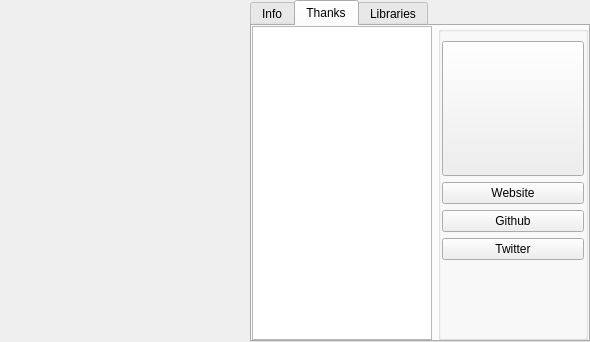
Before: the Qt Designer form xaboutwidget.ui in horsicq/XAboutWidget, drawn with Qt 5.
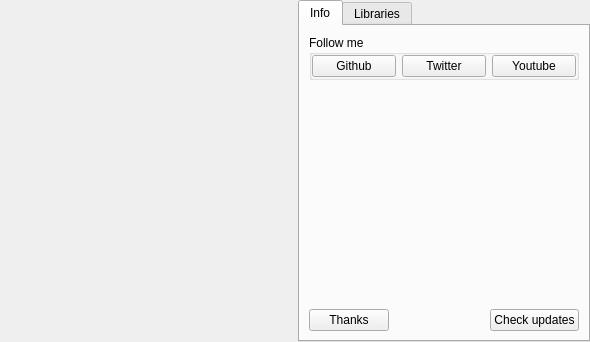
After: the same form once the commit is applied. The open tabs and pages were chosen to show the change.

```diff
--- a/xaboutwidget.ui
+++ b/xaboutwidget.ui
@@ -124,6 +124,13 @@
        </item>
        <item>
         <layout class="QHBoxLayout" name="horizontalLayout_2">
+         <item>
+          <widget class="QPushButton" name="pushButtonThanks">
+           <property name="text">
+            <string>Thanks</string>
+           </property>
+          </widget>
+         </item>
          <item>
           <widget class="QLabel" name="labelDate">
            <property name="sizePolicy">
@@ -151,127 +158,6 @@
        </item>
       </layout>
      </widget>
-     <widget class="QWidget" name="tabThanks">
-      <attribute name="title">
-       <string>Thanks</string>
-      </attribute>
-      <layout class="QHBoxLayout" name="horizontalLayout_3">
-       <property name="leftMargin">
-        <number>0</number>
-       </property>
-       <property name="topMargin">
-        <number>0</number>
-       </property>
-       <property name="rightMargin">
-        <number>0</number>
-       </property>
-       <property name="bottomMargin">
-        <number>0</number>
-       </property>
-       <item>
-        <widget class="QListWidget" name="listWidgetThanks">
-         <property name="sizePolicy">
-          <sizepolicy hsizetype="Preferred" vsizetype="Preferred">
-           <horstretch>0</horstretch>
-           <verstretch>0</verstretch>
-          </sizepolicy>
-         </property>
-         <property name="maximumSize">
-          <size>
-           <width>180</width>
-           <height>16777215</height>
-          </size>
-         </property>
-        </widget>
-       </item>
-       <item>
-        <widget class="QGroupBox" name="groupBoxThanks">
-         <property name="minimumSize">
-          <size>
-           <width>150</width>
-           <height>0</height>
-          </size>
-         </property>
-         <property name="maximumSize">
-          <size>
-           <width>150</width>
-           <height>16777215</height>
-          </size>
-         </property>
-         <property name="title">
-          <string/>
-         </property>
-         <layout class="QVBoxLayout" name="verticalLayout_3">
-          <property name="leftMargin">
-           <number>1</number>
-          </property>
-          <property name="topMargin">
-           <number>9</number>
-          </property>
-          <property name="rightMargin">
-           <number>1</number>
-          </property>
-          <property name="bottomMargin">
-           <number>1</number>
-          </property>
-          <item>
-           <widget class="QToolButton" name="toolButtonAvatar">
-            <property name="sizePolicy">
-             <sizepolicy hsizetype="Expanding" vsizetype="Expanding">
-              <horstretch>0</horstretch>
-              <verstretch>0</verstretch>
-             </sizepolicy>
-            </property>
-            <property name="text">
-             <string notr="true"/>
-            </property>
-            <property name="iconSize">
-             <size>
-              <width>128</width>
-              <height>128</height>
-             </size>
-            </property>
-           </widget>
-          </item>
-          <item>
-           <widget class="QPushButton" name="pushButtonWebsite">
-            <property name="text">
-             <string>Website</string>
-            </property>
-           </widget>
-          </item>
-          <item>
-           <widget class="QPushButton" name="pushButtonGithub">
-            <property name="text">
-             <string notr="true">Github</string>
-            </property>
-           </widget>
-          </item>
-          <item>
-           <widget class="QPushButton" name="pushButtonTwitter">
-            <property name="text">
-             <string notr="true">Twitter</string>
-            </property>
-           </widget>
-          </item>
-          <item>
-           <spacer name="verticalSpacer">
-            <property name="orientation">
-             <enum>Qt::Vertical</enum>
-            </property>
-            <property name="sizeHint" stdset="0">
-             <size>
-              <width>20</width>
-              <height>40</height>
-             </size>
-            </property>
-           </spacer>
-          </item>
-         </layout>
-        </widget>
-       </item>
-      </layout>
-     </widget>
      <widget class="QWidget" name="tabLibraries">
       <attribute name="title">
        <string>Libraries</string>
```
